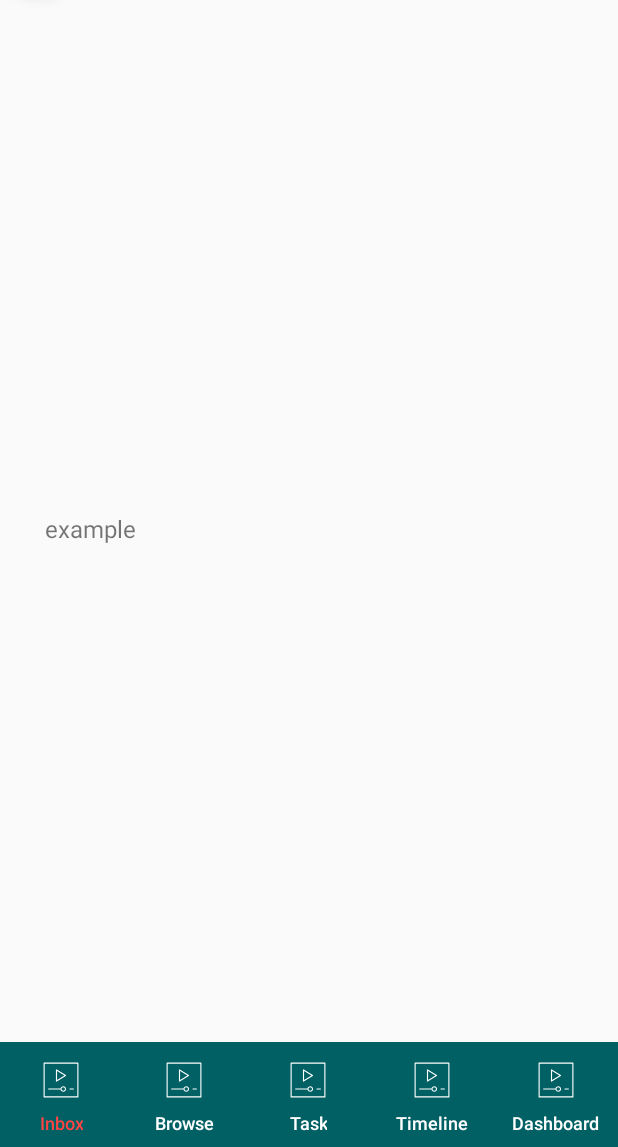
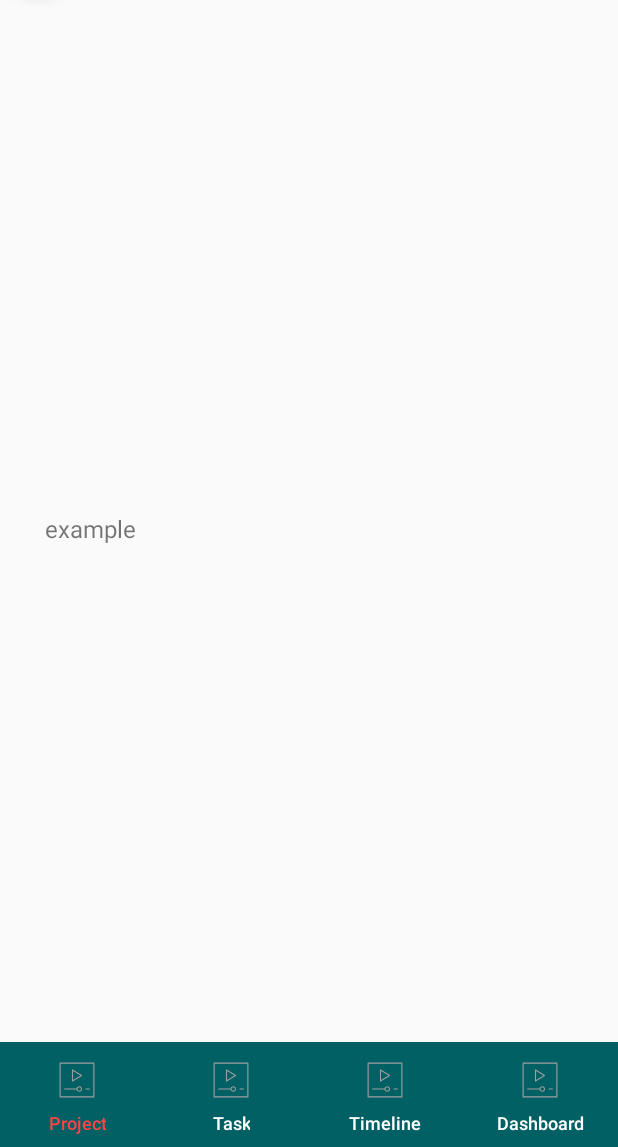
Before and after one commit to vyomhpatel/FlowIt, an Android app: the screen it shows after launch (Home), after a tap on "Settings", on a phone screen of 412 x 824 dp, the part 89-1236 px from its top. Run offline under Robolectric (Android 15) with nearby library versions, the phone set to English and light mode, and no system bars; our stand-ins replace ButterKnife; libraries missing offline, so code that uses them is left out: com.wangjie.rapidfloatingactionbutton; plain views replace RapidFloatingActionButton, RapidFloatingActionLayout; 1 statement that could not run was skipped; 1 other tap on this screen came first.

Commit message:
Model Updates

```diff
--- a/app/src/main/java/b12app/vyom/com/flowit/home/Home.java
+++ b/app/src/main/java/b12app/vyom/com/flowit/home/Home.java
@@ -1,9 +1,10 @@
 package b12app.vyom.com.flowit.home;
 
-import android.content.Intent;
 import android.os.Bundle;
-import android.support.annotation.NonNull;
+import android.support.design.widget.FloatingActionButton;
+import android.support.design.widget.Snackbar;
 import android.support.design.widget.TabLayout;
+import android.view.View;
 import android.support.design.widget.NavigationView;
 import android.support.v4.view.GravityCompat;
 import android.support.v4.widget.DrawerLayout;
@@ -13,45 +14,29 @@ import android.support.v7.widget.Toolbar;
 import android.view.Menu;
 import android.view.MenuItem;
 
-import com.wangjie.rapidfloatingactionbutton.RapidFloatingActionButton;
-import com.wangjie.rapidfloatingactionbutton.RapidFloatingActionHelper;
-import com.wangjie.rapidfloatingactionbutton.RapidFloatingActionLayout;
-import com.wangjie.rapidfloatingactionbutton.contentimpl.labellist.RFACLabelItem;
-import com.wangjie.rapidfloatingactionbutton.contentimpl.labellist.RapidFloatingActionContentLabelList;
-import com.wangjie.rapidfloatingactionbutton.util.RFABTextUtil;
-
-import java.util.ArrayList;
-import java.util.List;
+import com.wangjie.rapidfloatingactionbutton.rfabgroup.RapidFloatingActionButtonGroup;
 
 import b12app.vyom.com.flowit.R;
-import b12app.vyom.com.utils.ActivityUtil;
 import butterknife.BindView;
 import butterknife.ButterKnife;
 
-public class Home extends AppCompatActivity implements NavigationView.OnNavigationItemSelectedListener, RapidFloatingActionContentLabelList.OnRapidFloatingActionContentLabelListListener {
+public class Home extends AppCompatActivity implements NavigationView.OnNavigationItemSelectedListener {
     @BindView(R.id.bottom_tab_layout)
     TabLayout botNavView;
 
     @BindView(R.id.drawer_layout)
     DrawerLayout drawerLayout;
 
-    @BindView(R.id.layout_float)
-    RapidFloatingActionLayout rfaLayout;
-
-    @BindView(R.id.btn_float)
-    RapidFloatingActionButton rfaButton;
+    @BindView(R.id.fab)
+    FloatingActionButton fab;
 
     @BindView(R.id.toolbar)
     Toolbar toolbar;
-
-    @BindView(R.id.nav_view)
-    NavigationView leftDrawer;
 
     private Integer[] bottomTabIcon = {R.drawable.ic_testing};
 //    private Integer[] bottomIconPress = {R.mipmap.home_press,R.mipmap.favorite_press,
 //            R.mipmap.friends_press,R.mipmap.account_press};
 
-    private RapidFloatingActionHelper rfabHelper;
 
     @Override
     protected void onCreate(Bundle savedInstanceState) {
@@ -62,15 +47,13 @@ public class Home extends AppCompatActivity implements NavigationView.OnNavigati
         setSupportActionBar(toolbar);
 
         initFloat();
-
         initDraw(toolbar);
-
         initBottomNavView();
     }
 
     private void initBottomNavView() {
-        botNavView.addTab(botNavView.newTab().setIcon(R.drawable.ic_testing).setText("Inbox"));
-        botNavView.addTab(botNavView.newTab().setIcon(R.drawable.ic_testing).setText("Browse"));
+//        botNavView.addTab(botNavView.newTab().setIcon(R.drawable.ic_testing).setText("Inbox"));
+        botNavView.addTab(botNavView.newTab().setIcon(R.drawable.ic_testing).setText("Project"));
         botNavView.addTab(botNavView.newTab().setIcon(R.drawable.ic_testing).setText("Task"));
         botNavView.addTab(botNavView.newTab().setIcon(R.drawable.ic_testing).setText("Timeline"));
         botNavView.addTab(botNavView.newTab().setIcon(R.drawable.ic_testing).setText("Dashboard"));
@@ -97,42 +80,16 @@ public class Home extends AppCompatActivity implements NavigationView.OnNavigati
     }
 
     private void initFloat() {
+//        RapidFloatingActionButtonGroup fab = findViewById(R.id.rfab_group_sample_rfabg);
 
-        RapidFloatingActionContentLabelList rfaContent = new RapidFloatingActionContentLabelList(this);
+        fab.setOnClickListener(new View.OnClickListener() {
+            @Override
+            public void onClick(View view) {
+                Snackbar.make(view, "Replace with your own action", Snackbar.LENGTH_LONG)
+                        .setAction("Action", null).show();
+            }
+        });
 
-        rfaContent.setOnRapidFloatingActionContentLabelListListener(this);
-        List<RFACLabelItem> items = new ArrayList<>();
-
-        items.add(new RFACLabelItem<Integer>()
-                .setLabel(getString(R.string.new_project))
-                .setResId(R.drawable.ic_testing)
-                .setIconNormalColor(0xffd84315)
-                .setIconPressedColor(0xffbf360c)
-                .setWrapper(0)
-        );
-
-        items.add(new RFACLabelItem<Integer>()
-                .setLabel(getString(R.string.new_task))
-                .setResId(R.drawable.ic_testing)
-                .setIconNormalColor(0xff056f00)
-                .setIconPressedColor(0xff0d5302)
-                .setLabelColor(0xff056f00)
-                .setWrapper(1)
-        );
-
-        rfaContent
-                .setItems(items)
-                .setIconShadowRadius(RFABTextUtil.dip2px(this, 5))
-                .setIconShadowColor(0xff888888)
-                .setIconShadowDy(RFABTextUtil.dip2px(this, 5))
-        ;
-
-        rfabHelper = new RapidFloatingActionHelper(
-                this,
-                rfaLayout,
-                rfaButton,
-                rfaContent
-        ).build();
     }
 
     private void initDraw(Toolbar toolbar) {
@@ -141,7 +98,8 @@ public class Home extends AppCompatActivity implements NavigationView.OnNavigati
         drawerLayout.addDrawerListener(toggle);
         toggle.syncState();
 
-        leftDrawer.setNavigationItemSelectedListener(this);
+        NavigationView navigationView = findViewById(R.id.nav_view);
+        navigationView.setNavigationItemSelectedListener(this);
     }
 
     @Override
@@ -156,57 +114,39 @@ public class Home extends AppCompatActivity implements NavigationView.OnNavigati
 
     @Override
     public boolean onCreateOptionsMenu(Menu menu) {
-
+        // Inflate the menu; this adds items to the action bar if it is present.
         getMenuInflater().inflate(R.menu.home, menu);
         return true;
     }
 
     @Override
     public boolean onOptionsItemSelected(MenuItem item) {
-        switch (item.getItemId()) {
-            case R.id.action_settings:
-                break;
+        // Handle action bar item clicks here. The action bar will
+        // automatically handle clicks on the Home/Up button, so long
+        // as you specify a parent activity in AndroidManifest.xml.
+        int id = item.getItemId();
+
+        //noinspection SimplifiableIfStatement
+        if (id == R.id.action_settings) {
+            return true;
         }
 
-        return true;
+        return super.onOptionsItemSelected(item);
     }
 
     @SuppressWarnings("StatementWithEmptyBody")
     @Override
-    public boolean onNavigationItemSelected(@NonNull MenuItem item) {
+    public boolean onNavigationItemSelected(MenuItem item) {
+        // Handle navigation view item clicks here.
+        int id = item.getItemId();
 
-        switch (item.getItemId()) {
-            case R.id.nav_settings:
-                break;
-            case R.id.nav_help:
-                break;
+        if (id == R.id.nav_settings) {
+            // Handle the camera action
+        } else if (id == R.id.nav_help) {
+
         }
-
         drawerLayout.closeDrawer(GravityCompat.START);
-
         return true;
     }
 
-    @Override
-    public void onRFACItemLabelClick(int position, RFACLabelItem item) {
-        if (position == 0) {
-            startActivity(new Intent(Home.this, ProjectCreateActivity.class));
-        } else if (position == 1) {
-            startActivity(new Intent(Home.this, TaskCreateActivity.class));
-
-        }
-        rfabHelper.toggleContent();
-    }
-
-    @Override
-    public void onRFACItemIconClick(int position, RFACLabelItem item) {
-        if (position == 0) {
-            startActivity(new Intent(Home.this, ProjectCreateActivity.class));
-        } else if (position == 1) {
-            startActivity(new Intent(Home.this, TaskCreateActivity.class));
-
-        }
-        rfabHelper.toggleContent();
-
-    }
 }
--- a/app/src/main/java/b12app/vyom/com/flowit/home/IPresenterHome.java
+++ b/app/src/main/java/b12app/vyom/com/flowit/home/IPresenterHome.java
@@ -3,4 +3,7 @@ package b12app.vyom.com.flowit.home;
 public interface IPresenterHome {
 
     void floatingActionButtonClick();
+    void actionbarToggleClickListener();
+    void onNavigationItemSelected();
+
 }
--- a/app/src/main/res/drawable/ic_testing.xml
+++ b/app/src/main/res/drawable/ic_testing.xml
@@ -4,9 +4,9 @@
     android:viewportHeight="1024.0"
     android:viewportWidth="1024.0">
     <path
-        android:fillColor="#ffff"
+        android:fillColor="#9e9e9e"
         android:pathData="M992,16L32,16c-9.6,0 -16,6.4 -16,16v960c0,9.6 6.4,16 16,16h960c9.6,0 16,-6.4 16,-16L1008,32c0,-9.6 -6.4,-16 -16,-16zM976,976L48,976L48,48h928v928z" />
     <path
-        android:fillColor="#ffff"
+        android:fillColor="#9e9e9e"
         android:pathData="M376,558.4c3.2,1.6 4.8,1.6 8,1.6s6.4,-1.6 8,-3.2l256,-160c4.8,-3.2 8,-8 8,-12.8s-3.2,-11.2 -8,-12.8l-256,-160c-4.8,-3.2 -11.2,-3.2 -16,0 -4.8,1.6 -8,6.4 -8,12.8v320c0,6.4 3.2,11.2 8,14.4zM400,252.8L609.6,384 400,515.2L400,252.8zM768,784h96c9.6,0 16,-6.4 16,-16s-6.4,-16 -16,-16h-96c-9.6,0 -16,6.4 -16,16s6.4,16 16,16zM160,784h337.6c8,36.8 40,64 78.4,64 44.8,0 80,-35.2 80,-80s-35.2,-80 -80,-80c-38.4,0 -70.4,27.2 -78.4,64L160,752c-9.6,0 -16,6.4 -16,16s6.4,16 16,16zM576,720c27.2,0 48,20.8 48,48s-20.8,48 -48,48 -48,-20.8 -48,-48 20.8,-48 48,-48z" />
 </vector>
```
Also changed, not shown: app/src/main/java/b12app/vyom/com/flowit/home/PresenterHome.java (+10 -0 lines), app/src/main/res/drawable-v21/ic_menu_camera.xml (deleted, +0 -12 lines), app/src/main/res/drawable-v21/ic_menu_gallery.xml (deleted, +0 -9 lines), app/src/main/res/drawable-v21/ic_menu_manage.xml (deleted, +0 -9 lines), app/src/main/res/drawable-v21/ic_menu_send.xml (deleted, +0 -9 lines), app/src/main/res/drawable-v21/ic_menu_share.xml (deleted, +0 -9 lines), app/src/main/res/drawable-v21/ic_menu_slideshow.xml (deleted, +0 -9 lines).
